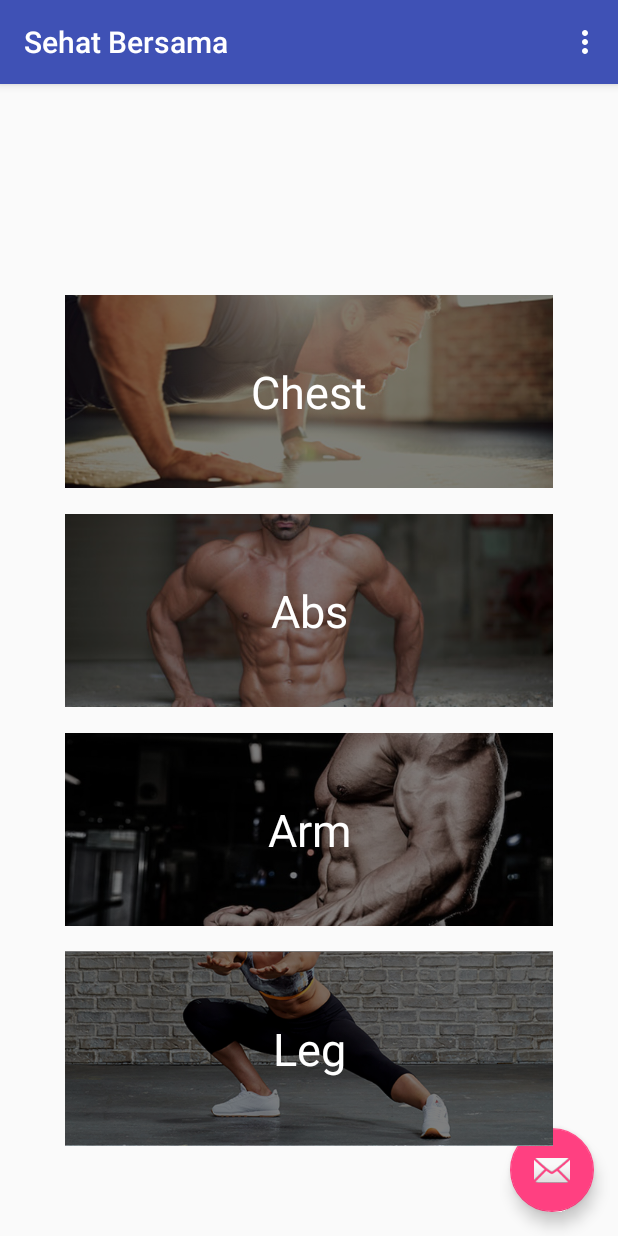
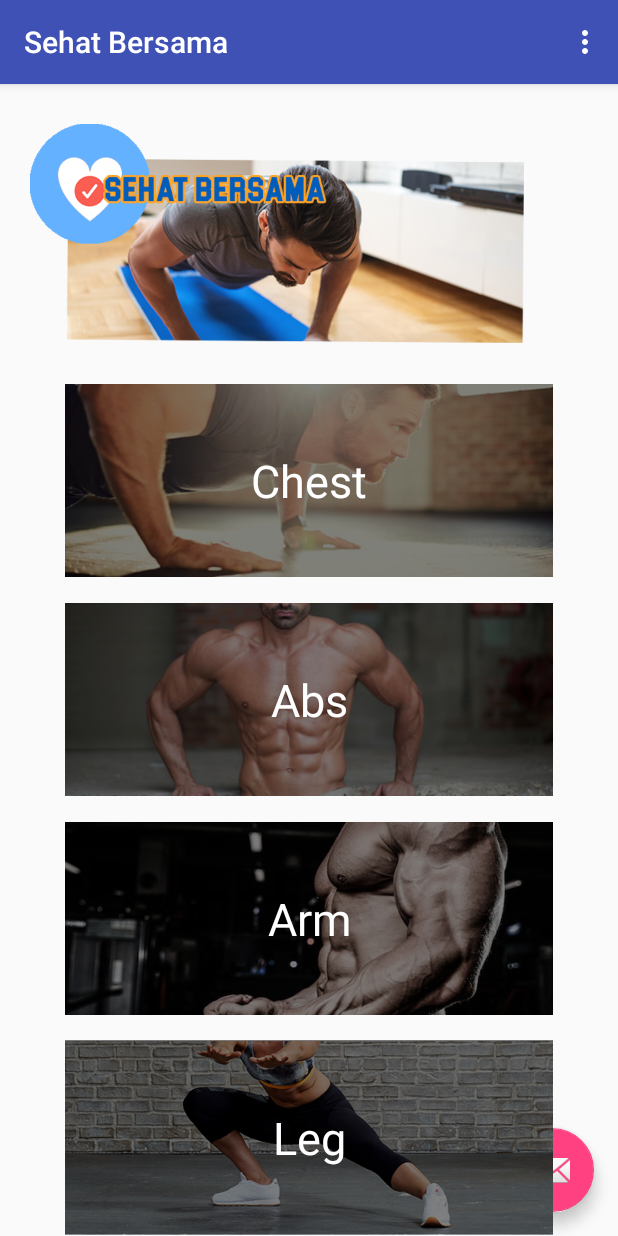
Before and after one commit to wyuuta/android-sehat-bersama, an Android app: the screen it shows after launch (MainActivity), on a phone screen of 412 x 824 dp. Run offline under Robolectric (Android 15) with nearby library versions, the phone set to English and light mode, and no system bars.

Commit message:
fix main layout

```diff
--- a/app/src/main/res/layout/activity_main.xml
+++ b/app/src/main/res/layout/activity_main.xml
@@ -23,6 +23,22 @@
     <!--app:headerLayout="@layout/nav_header_side_bar"-->
     <!--app:menu="@menu/activity_side_bar_drawer" />-->
 
+    <LinearLayout
+        android:layout_width="match_parent"
+        android:layout_height="match_parent"
+        android:orientation="vertical">
+
+        <ImageView
+            android:id="@+id/imageView2"
+            android:layout_width="329dp"
+            android:layout_height="199dp"
+            android:layout_marginStart="20dp"
+            android:adjustViewBounds="true"
+            android:cropToPadding="false"
+            android:maxHeight="150dp"
+            android:maxWidth="150dp"
+            app:srcCompat="@drawable/logosb" />
+
         <ScrollView
             android:layout_width="match_parent"
             android:layout_height="match_parent">
@@ -41,9 +57,8 @@
                         android:id="@+id/chestImage"
                         android:layout_width="325dp"
                         android:layout_height="130dp"
-                    android:layout_marginEnd="8dp"
-                    android:layout_marginStart="8dp"
-                    android:layout_marginTop="140dp"
+                        android:layout_alignParentTop="true"
+                        android:layout_centerHorizontal="true"
                         android:onClick="chestCourse"
                         app:layout_constraintEnd_toEndOf="parent"
                         app:layout_constraintStart_toStartOf="parent"
@@ -53,11 +68,7 @@
                     <TextView
                         android:layout_width="wrap_content"
                         android:layout_height="wrap_content"
-                    android:layout_alignBottom="@+id/chestImage"
-                    android:layout_alignLeft="@+id/chestImage"
-                    android:layout_alignRight="@+id/chestImage"
-                    android:layout_alignTop="@+id/chestImage"
-                    android:layout_margin="1dp"
+                        android:layout_centerInParent="true"
                         android:gravity="center"
                         android:text="Chest"
                         android:textColor="#FFFFFF"
@@ -173,6 +184,7 @@
             </LinearLayout>
 
         </ScrollView>
+    </LinearLayout>
 
 
 </android.support.v4.widget.DrawerLayout>
```
Also changed, not shown: app/src/main/res/drawable/logosb.png (added). Lines whose indentation alone changed are shown as unchanged.
